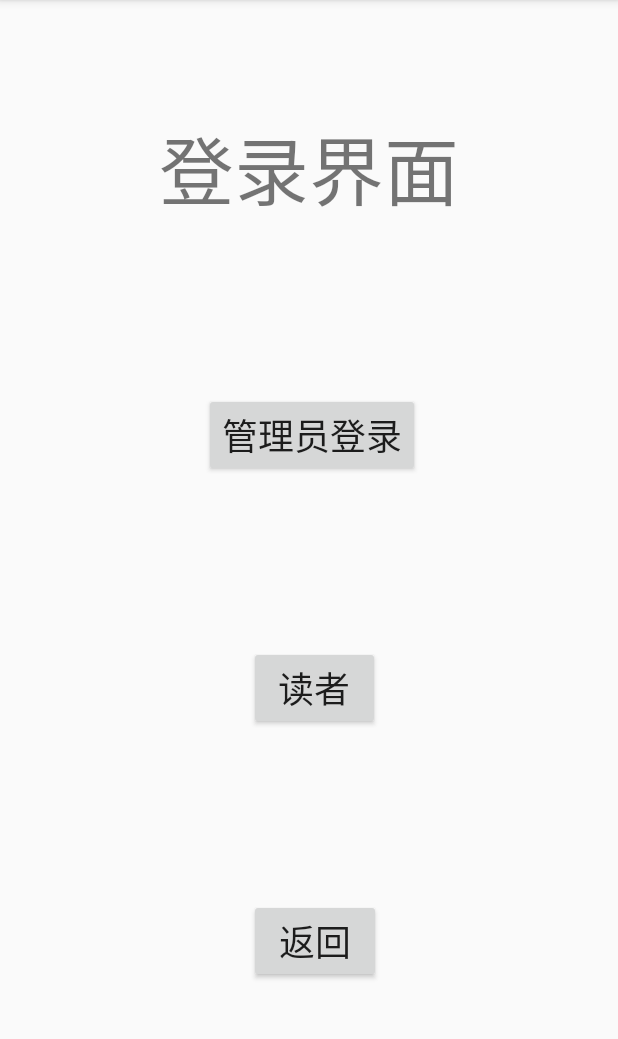
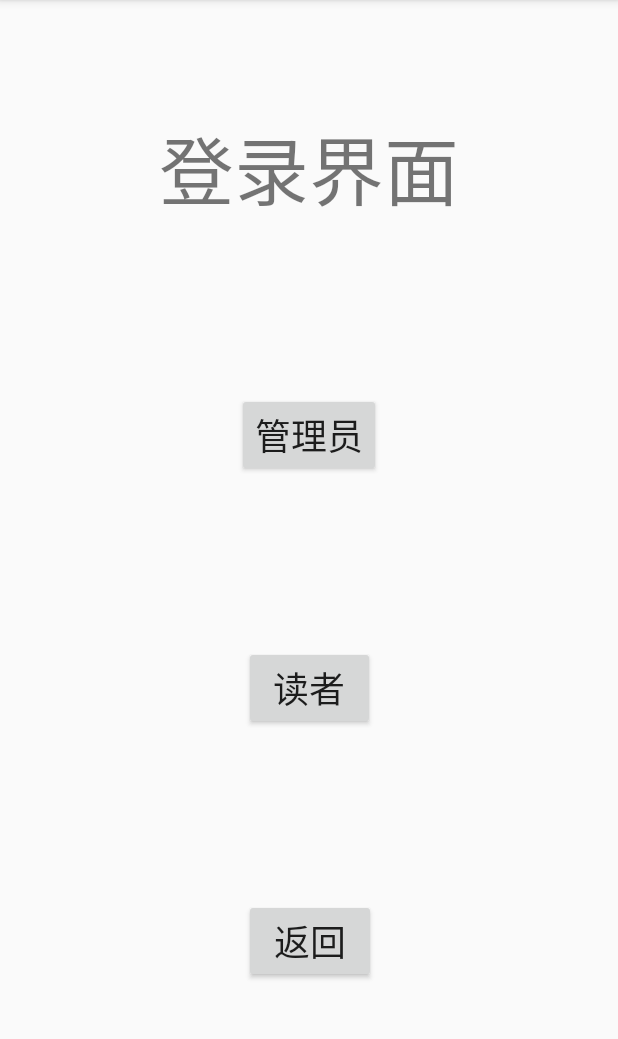
Before and after one commit to q524936601/Library, an Android app: the dengluActivity screen opened directly, with no data from a screen before it, on a phone screen of 412 x 824 dp, the part 84-1123 px from its top. Run offline under Robolectric (Android 15) with nearby library versions, the phone set to English and light mode, and no system bars.

Commit message:
登录界面

```diff
--- a/app/src/main/res/layout/activity_denglu.xml
+++ b/app/src/main/res/layout/activity_denglu.xml
@@ -22,11 +22,10 @@
         android:id="@+id/btn_denglu_guanli"
         android:layout_width="wrap_content"
         android:layout_height="wrap_content"
-        android:layout_marginStart="30dp"
-        android:layout_marginLeft="30dp"
-        android:text="管理员登录"
+        android:text="管理员"
         android:textSize="24sp"
         app:layout_constraintBottom_toTopOf="@+id/btn_denglu_duzhe"
+        app:layout_constraintEnd_toEndOf="@+id/tv_denglu_title"
         app:layout_constraintStart_toStartOf="@+id/tv_denglu_title"
         app:layout_constraintTop_toBottomOf="@+id/tv_denglu_title" />
 
@@ -34,11 +33,10 @@
         android:id="@+id/btn_denglu_duzhe"
         android:layout_width="87dp"
         android:layout_height="wrap_content"
-        android:layout_marginStart="30dp"
-        android:layout_marginLeft="30dp"
         android:text="读者"
         android:textSize="24sp"
         app:layout_constraintBottom_toTopOf="@+id/btn_denglu_fanhui"
+        app:layout_constraintEnd_toEndOf="@+id/btn_denglu_guanli"
         app:layout_constraintStart_toStartOf="@+id/btn_denglu_guanli"
         app:layout_constraintTop_toBottomOf="@+id/btn_denglu_guanli" />
 
```
